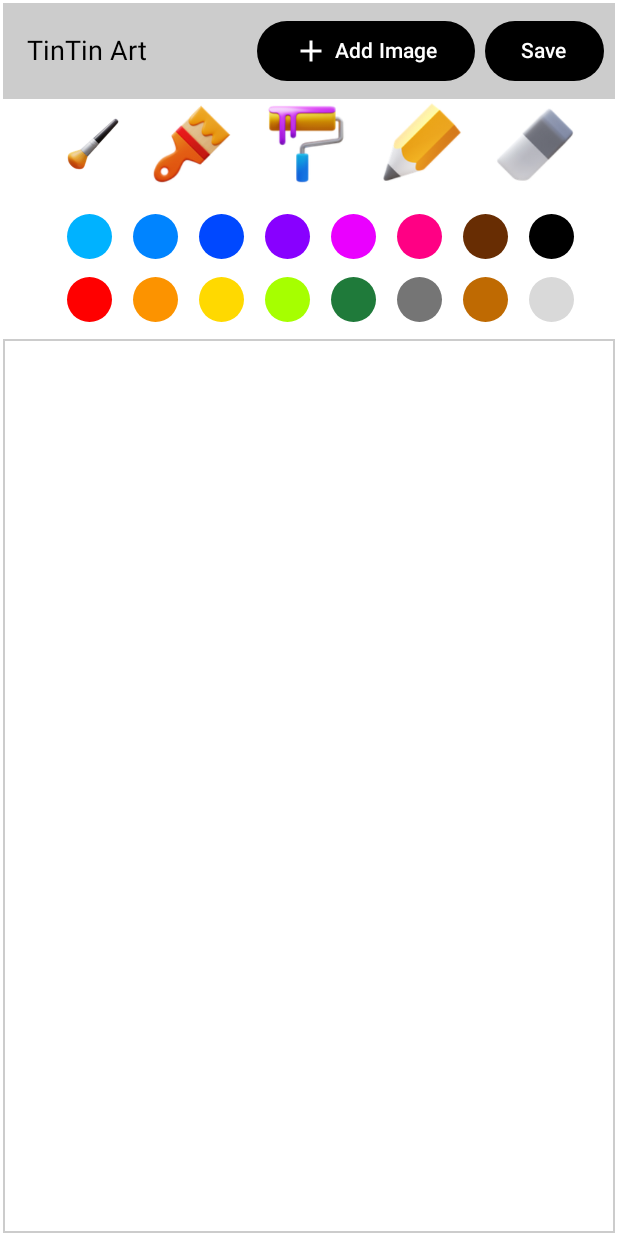
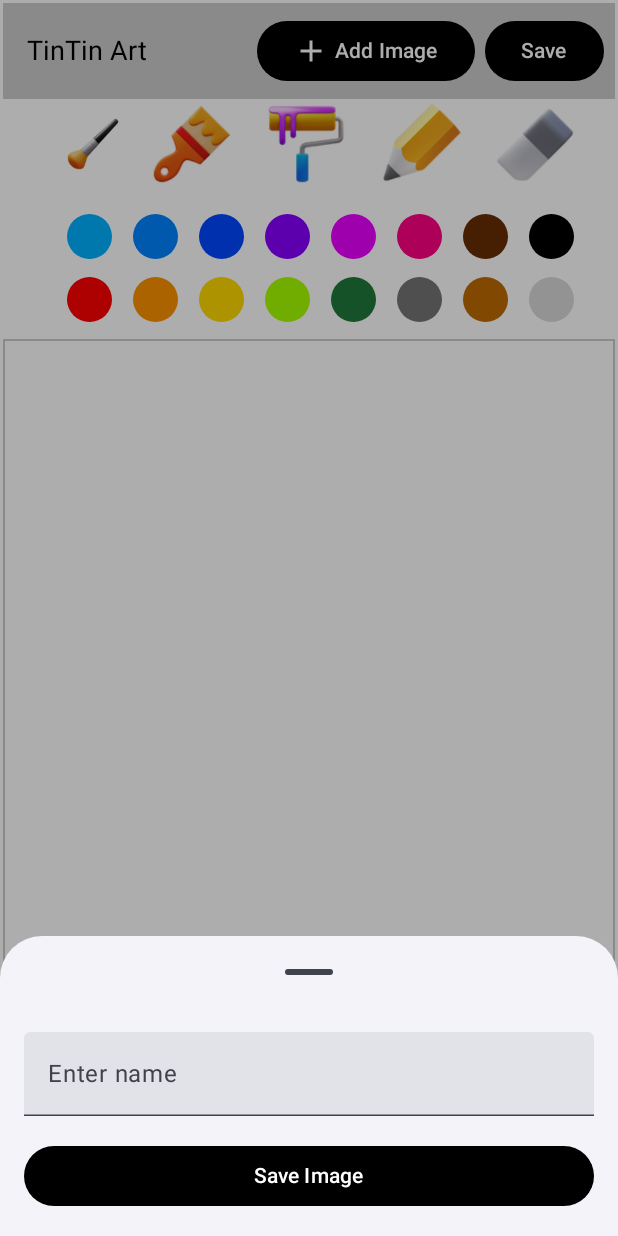
Before and after one commit to BazaiHassan/paintingApp, an Android app built with Jetpack Compose: the screen it shows after launch (MainActivity), after a tap on "Save", on a phone screen of 412 x 824 dp. Run offline under Robolectric (Android 15) with nearby library versions, the phone set to English and light mode, and no system bars.

Commit message:
TinTinArt: v-2.0

```diff
--- a/app/src/main/AndroidManifest.xml
+++ b/app/src/main/AndroidManifest.xml
@@ -6,9 +6,9 @@
         android:allowBackup="true"
         android:dataExtractionRules="@xml/data_extraction_rules"
         android:fullBackupContent="@xml/backup_rules"
-        android:icon="@mipmap/ic_launcher"
+        android:icon="@drawable/logo"
         android:label="@string/app_name"
-        android:roundIcon="@mipmap/ic_launcher_round"
+        android:roundIcon="@drawable/logo"
         android:supportsRtl="true"
         android:theme="@style/Theme.TinTinArt"
         tools:targetApi="31">
--- /dev/null
+++ b/app/src/main/java/com/hbazai/tintinart/components/SaveBottomSheet.kt
@@ -0,0 +1,66 @@
+package com.hbazai.tintinart.components
+
+import androidx.compose.foundation.layout.Column
+import androidx.compose.foundation.layout.fillMaxWidth
+import androidx.compose.foundation.layout.padding
+import androidx.compose.material3.Button
+import androidx.compose.material3.ButtonDefaults
+import androidx.compose.material3.ExperimentalMaterial3Api
+import androidx.compose.material3.ModalBottomSheet
+import androidx.compose.material3.SheetValue
+import androidx.compose.material3.Text
+import androidx.compose.material3.TextField
+import androidx.compose.material3.rememberModalBottomSheetState
+import androidx.compose.runtime.Composable
+import androidx.compose.runtime.getValue
+import androidx.compose.runtime.mutableStateOf
+import androidx.compose.runtime.remember
+import androidx.compose.runtime.rememberCoroutineScope
+import androidx.compose.runtime.setValue
+import androidx.compose.ui.Modifier
+import androidx.compose.ui.graphics.Color
+import androidx.compose.ui.unit.dp
+import com.hbazai.tintinart.utils.GlobalVariables.IMAGE_NAME
+import kotlinx.coroutines.launch
+
+
+@OptIn(ExperimentalMaterial3Api::class)
+@Composable
+fun SaveBottomSheet(onclick:()->Unit, onSave:()->Unit) {
+    val sheetState = rememberModalBottomSheetState()
+    var textFieldValue by remember { mutableStateOf("") }
+    val scope = rememberCoroutineScope()
+
+    ModalBottomSheet(sheetState = sheetState, onDismissRequest = { onclick() }) {
+        Column(
+            modifier = Modifier
+                .fillMaxWidth()
+                .padding(16.dp)
+        ) {
+            TextField(
+                value = textFieldValue,
+                onValueChange = { textFieldValue = it },
+                label = { Text("Enter name") },
+                modifier = Modifier.fillMaxWidth()
+            )
+            Button(
+                onClick = {
+                    // Handle save action here
+                    IMAGE_NAME = textFieldValue
+                    scope.launch {
+                        onSave()
+                    }
+                },
+                modifier = Modifier
+                    .fillMaxWidth()
+                    .padding(top = 16.dp),
+                colors = ButtonDefaults.buttonColors(Color.Black)
+            ) {
+                Text("Save Image")
+            }
+        }
+
+    }
+
+
+}
--- a/app/src/main/java/com/hbazai/tintinart/screen/DrawScreen.kt
+++ b/app/src/main/java/com/hbazai/tintinart/screen/DrawScreen.kt
@@ -53,6 +53,7 @@ import androidx.compose.runtime.mutableFloatStateOf
 import androidx.compose.runtime.mutableStateListOf
 import androidx.compose.runtime.mutableStateOf
 import androidx.compose.runtime.remember
+import androidx.compose.runtime.saveable.rememberSaveable
 import androidx.compose.runtime.setValue
 import androidx.compose.ui.Alignment
 import androidx.compose.ui.Modifier
@@ -76,9 +77,11 @@ import androidx.compose.ui.unit.dp
 import androidx.compose.ui.unit.sp
 import coil.compose.AsyncImage
 import com.hbazai.tintinart.R
+import com.hbazai.tintinart.components.SaveBottomSheet
 import com.hbazai.tintinart.model.BrushButton
 import com.hbazai.tintinart.model.ColorButton
 import com.hbazai.tintinart.model.Line
+import com.hbazai.tintinart.utils.GlobalVariables.IMAGE_NAME
 import java.io.File
 import java.io.FileOutputStream
 
@@ -89,6 +92,10 @@ fun DrawScreen() {
     val context = LocalContext.current
 
     val imageBitmap = remember { ImageBitmap(1080, 1080) }
+
+    var isBottomSheetVisible by rememberSaveable {
+        mutableStateOf(false)
+    }
 
     var currentColor by remember {
         mutableStateOf(Color.Black)
@@ -176,6 +183,12 @@ fun DrawScreen() {
         mutableStateListOf<Line>()
     }
 
+    if (isBottomSheetVisible){
+        SaveBottomSheet(onclick = { isBottomSheetVisible=false }) {
+            saveCanvasAsImage(lines,imageBitmap, context)
+        }
+    }
+
     Column(
         modifier = Modifier
             .padding(2.dp)
@@ -207,7 +220,7 @@ fun DrawScreen() {
                 }
                 Button(
                     colors = ButtonDefaults.buttonColors(Color.Black),
-                    onClick = { saveCanvasAsImage(lines,imageBitmap, context) },
+                    onClick = { isBottomSheetVisible=true },
                     modifier = Modifier
                         .padding(3.dp)
                 ) {
@@ -229,9 +242,9 @@ fun DrawScreen() {
                     modifier = Modifier
                         .size(brushBtn.size)
                         .clickable {
-                            if(brushBtn.name=="Eraser"){
-                               lines.clear()
-                            }else{
+                            if (brushBtn.name == "Eraser") {
+                                lines.clear()
+                            } else {
                                 currentStrockWidth = brushBtn.strokValue
                             }
                         }
@@ -392,7 +405,7 @@ fun saveCanvasAsImage(lines: List<Line>, selectedImageBitmap: ImageBitmap?, cont
 
     // Save the Bitmap as a PNG file
     val path = Environment.getExternalStoragePublicDirectory(Environment.DIRECTORY_PICTURES)
-    val file = File(path, "painting_${System.currentTimeMillis()}.png")
+    val file = File(path, "${IMAGE_NAME}.png")
     FileOutputStream(file).use { outputStream ->
         bitmap.compress(Bitmap.CompressFormat.PNG, 100, outputStream)
         outputStream.flush()
--- /dev/null
+++ b/app/src/main/java/com/hbazai/tintinart/utils/GlobalVariables.kt
@@ -0,0 +1,5 @@
+package com.hbazai.tintinart.utils
+
+object GlobalVariables {
+    var IMAGE_NAME=""
+}
--- a/app/src/main/res/values/strings.xml
+++ b/app/src/main/res/values/strings.xml
@@ -1,4 +1,4 @@
 <resources>
     <string name="app_name">TinTinArt</string>
-    <string name="title_activity_main">MainActivity</string>
+    <string name="title_activity_main">TinTinArt</string>
 </resources>
```
Also changed, not shown: 4 other files.
